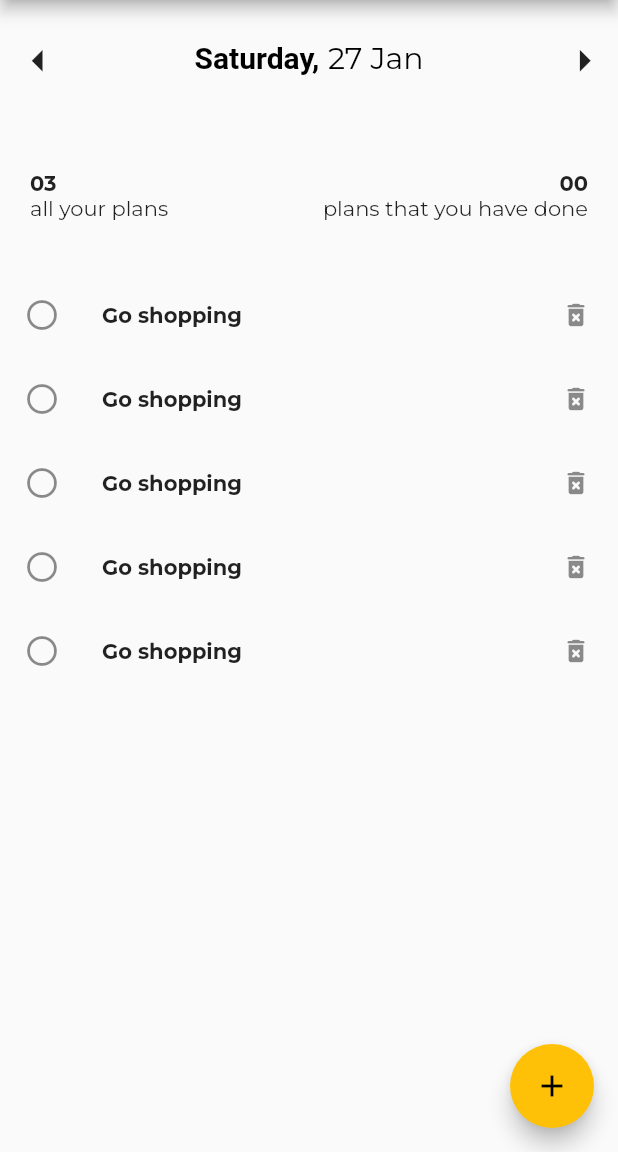
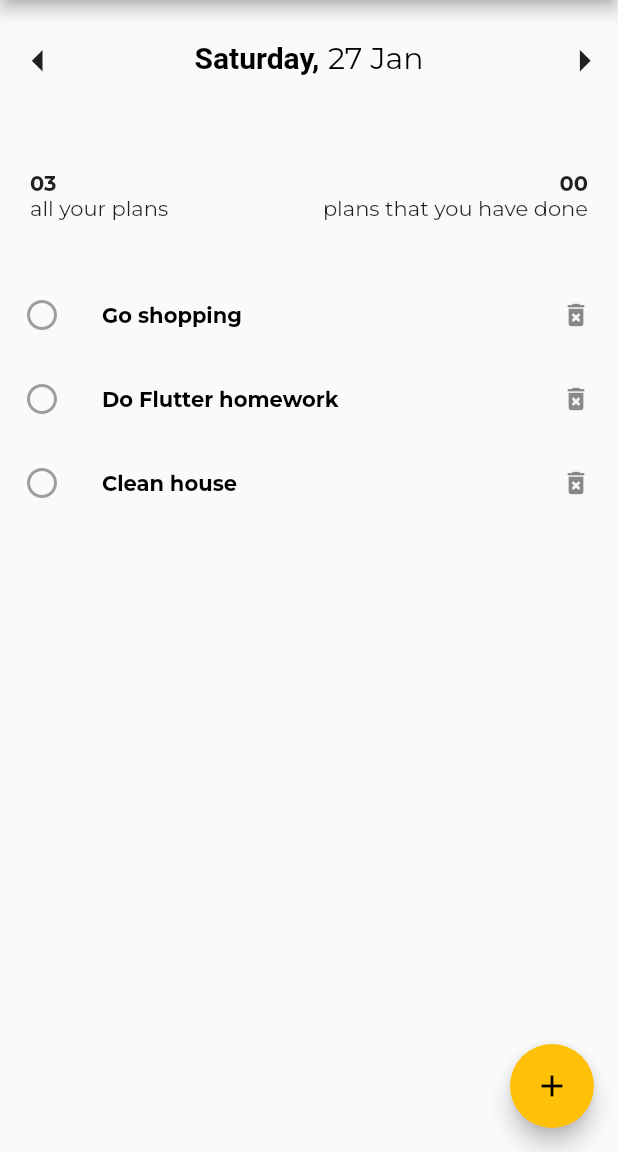
Before and after one commit to umar200000/todo_app, a Flutter app: the screen it shows after launch, after a tap on the "arrow left" icon, on a phone screen of 412 x 824 dp, the part 84-1236 px from its top. Run offline on Flutter 3.47's test engine with Material 3 defaults, Android fonts, the phone set to English and light mode, and no system bars; our stand-ins replace google_fonts.

Commit message:
reja qowiw joyiga keldim

```diff
--- /dev/null
+++ b/lib/plans_todo/plans.dart
@@ -0,0 +1,48 @@
+import 'package:flutter/material.dart';
+import 'package:todo_app/plans_todo/plans_model.dart';
+
+class Plans10 extends StatelessWidget {
+  final PlansModel plan;
+  final void Function(String id) isDonePlan;
+  final void Function(String id) deletePlan;
+  const Plans10(
+      {super.key,
+      required this.plan,
+      required this.isDonePlan,
+      required this.deletePlan});
+
+  @override
+  Widget build(BuildContext context) {
+    return ListTile(
+      contentPadding: const EdgeInsets.symmetric(horizontal: 4),
+      leading: IconButton(
+        onPressed: () {
+          isDonePlan(plan.id);
+        },
+        icon: Icon(
+          plan.isDone ? Icons.check_circle_outline : Icons.circle_outlined,
+          color: plan.isDone ? Colors.green : Colors.grey,
+        ),
+      ),
+      title: Text(
+        plan.name,
+        style: TextStyle(
+          fontSize: 14,
+          fontWeight: FontWeight.bold,
+          decoration:
+              plan.isDone ? TextDecoration.lineThrough : TextDecoration.none,
+          color: plan.isDone ? Colors.grey : Colors.black,
+        ),
+      ),
+      trailing: IconButton(
+        onPressed: () {
+          deletePlan(plan.id);
+        },
+        icon: const Icon(
+          Icons.delete_forever_rounded,
+          size: 20,
+        ),
+      ),
+    );
+  }
+}
--- /dev/null
+++ b/lib/plans_todo/plans_model.dart
@@ -0,0 +1,21 @@
+class PlansModel {
+  final String id;
+  final String name;
+  final DateTime time;
+  bool isDone = false;
+  PlansModel({required this.id, required this.name, required this.time});
+
+  void isDonePlan() {
+    isDone = !isDone;
+  }
+}
+
+class Plans {
+  final List<PlansModel> _plans = [
+    PlansModel(id: "id1", name: "Go shopping", time: DateTime.now()),
+    PlansModel(id: "id2", name: "Do Flutter homework", time: DateTime.now()),
+    PlansModel(id: "id3", name: "Clean house", time: DateTime.now()),
+  ];
+
+  List<PlansModel> get plansList => _plans;
+}
--- a/lib/widgets_file/date_time.dart
+++ b/lib/widgets_file/date_time.dart
@@ -45,7 +45,7 @@ class DateTime10 extends StatelessWidget {
                 children: [
                   TextSpan(
                     text: "${DateFormat.EEEE().format(dateTime)}, ",
-                    style: TextStyle(fontWeight: FontWeight.bold),
+                    style: const TextStyle(fontWeight: FontWeight.bold),
                   ),
                   TextSpan(
                     text: "${DateFormat("d MMM").format(dateTime)}",
--- a/lib/widgets_file/myHomePage.dart
+++ b/lib/widgets_file/myHomePage.dart
@@ -2,6 +2,8 @@ import 'package:flutter/material.dart';
 import 'package:todo_app/widgets_file/date_time.dart';
 import 'package:todo_app/widgets_file/plans_list.dart';
 import 'package:todo_app/widgets_file/your_plans_page.dart';
+
+import '../plans_todo/plans_model.dart';
 
 class MyHomePage extends StatefulWidget {
   MyHomePage({super.key});
@@ -11,10 +13,10 @@ class MyHomePage extends StatefulWidget {
 }
 
 class _MyHomePageState extends State<MyHomePage> {
-  DateTime dateTime = DateTime.now();
-  List<int> plansIndex = [];
+  DateTime _dateTime = DateTime.now();
+  List<PlansModel> _plansList = Plans().plansList;
 
-  void chooseCalendar(BuildContext context) {
+  void _chooseCalendar(BuildContext context) {
     showDatePicker(
       initialDate: DateTime.now(),
       context: context,
@@ -23,29 +25,84 @@ class _MyHomePageState extends State<MyHomePage> {
     ).then((value) {
       if (value != null) {
         setState(() {
-          dateTime = value;
+          _dateTime = value;
         });
       }
     });
   }
 
-  void increaseDecreaseDay(bool t) {
+  void _increaseDecreaseDay(bool t) {
     setState(() {
       if (t) {
-        dateTime = DateTime(dateTime.year, dateTime.month, dateTime.day + 1);
+        _dateTime =
+            DateTime(_dateTime.year, _dateTime.month, _dateTime.day + 1);
       } else {
-        dateTime = DateTime(dateTime.year, dateTime.month, dateTime.day - 1);
+        _dateTime =
+            DateTime(_dateTime.year, _dateTime.month, _dateTime.day - 1);
       }
     });
   }
 
-  void checkPlansWork(int value) {
+  void _isDonePlan(String id) {
     setState(() {
-      if (plansIndex.contains(value)) {
-        plansIndex.remove(value);
-      } else
-        plansIndex.add(value);
+      _plansList.firstWhere((element) => element.id == id).isDonePlan();
     });
+  }
+
+  void _deletePlan(String id) {
+    setState(() {
+      _plansList.removeWhere((element) => element.id == id);
+    });
+  }
+
+  int get _plansLenght => _plansList.length;
+  int get _donePlans => _plansList.where((element) => element.isDone).length;
+
+  void _addPlans(BuildContext context) {
+    showModalBottomSheet(
+        context: context,
+        builder: (ctx) {
+          return Container(
+            child: Padding(
+              padding: const EdgeInsets.symmetric(horizontal: 16.0),
+              child: Column(
+                children: [
+                  TextField(
+                    decoration: InputDecoration(labelText: "Title"),
+                    keyboardType: TextInputType.text,
+                    obscureText: true,
+                  ),
+                  Row(
+                    mainAxisAlignment: MainAxisAlignment.spaceBetween,
+                    children: [
+                      Text("Plan Day is not chosen..."),
+                      TextButton(
+                        onPressed: () {},
+                        child: Text("Choose Day"),
+                      ),
+                    ],
+                  ),
+                  Row(
+                    mainAxisAlignment: MainAxisAlignment.spaceAround,
+                    children: [
+                      TextButton(
+                        onPressed: () {},
+                        child: Text(
+                          "CANCEL",
+                          style: TextStyle(color: Colors.grey),
+                        ),
+                      ),
+                      ElevatedButton(
+                        onPressed: () {},
+                        child: Text("Enter"),
+                      ),
+                    ],
+                  ),
+                ],
+              ),
+            ),
+          );
+        });
   }
 
   @override
@@ -60,22 +117,28 @@ class _MyHomePageState extends State<MyHomePage> {
         body: Column(
           children: [
             DateTime10(
-              timeCountroller: chooseCalendar,
-              dateTime: dateTime,
-              increaseDecreaseDay: increaseDecreaseDay,
+              timeCountroller: _chooseCalendar,
+              dateTime: _dateTime,
+              increaseDecreaseDay: _increaseDecreaseDay,
             ),
             SizedBox(
               height: 50,
             ),
-            YourPlansPage(),
+            YourPlansPage(_plansLenght, _donePlans),
             SizedBox(
               height: 35,
             ),
-            PlansList(checkPlans: checkPlansWork, plansController: plansIndex),
+            PlansList(
+              planList: _plansList,
+              isDonePlan: _isDonePlan,
+              deletePlan: _deletePlan,
+            ),
           ],
         ),
         floatingActionButton: FloatingActionButton(
-          onPressed: () {},
+          onPressed: () {
+            _addPlans(context);
+          },
           child: Icon(Icons.add),
         ),
       ),
--- a/lib/widgets_file/plans_list.dart
+++ b/lib/widgets_file/plans_list.dart
@@ -1,49 +1,30 @@
 import 'package:flutter/material.dart';
-import 'package:google_fonts/google_fonts.dart';
+import 'package:todo_app/plans_todo/plans_model.dart';
+
+import 'package:todo_app/plans_todo/plans.dart';
 
 class PlansList extends StatelessWidget {
-  List<int> plansController;
-  final void Function(int a) checkPlans;
+  final List<PlansModel> planList;
+  final void Function(String id) isDonePlan;
+  final void Function(String id) deletePlan;
   PlansList(
-      {super.key, required this.checkPlans, required this.plansController});
+      {super.key,
+      required this.planList,
+      required this.isDonePlan,
+      required this.deletePlan});
 
   @override
   Widget build(BuildContext context) {
     return Expanded(
       child: ListView.builder(
         itemBuilder: (context, index) {
-          return ListTile(
-            contentPadding: EdgeInsets.symmetric(horizontal: 4),
-            leading: IconButton(
-              onPressed: () {
-                checkPlans(index);
-              },
-              icon: plansController.contains(index)
-                  ? Icon(
-                      Icons.check_circle_outline_rounded,
-                      color: Colors.green,
-                    )
-                  : Icon(
-                      Icons.circle_outlined,
-                    ),
-            ),
-            title: Text(
-              "Go shopping",
-              style: TextStyle(
-                fontSize: 14,
-                fontWeight: FontWeight.bold,
-              ),
-            ),
-            trailing: IconButton(
-              onPressed: () {},
-              icon: Icon(
-                Icons.delete_forever_rounded,
-                size: 20,
-              ),
-            ),
+          return Plans10(
+            plan: planList[index],
+            isDonePlan: isDonePlan,
+            deletePlan: deletePlan,
           );
         },
-        itemCount: 5,
+        itemCount: planList.length,
       ),
     );
   }
--- a/lib/widgets_file/your_plans_page.dart
+++ b/lib/widgets_file/your_plans_page.dart
@@ -1,32 +1,34 @@
 import 'package:flutter/material.dart';
 
 class YourPlansPage extends StatelessWidget {
-  const YourPlansPage({super.key});
+  final int plansLenght;
+  final int plansDone;
+  YourPlansPage(this.plansLenght, this.plansDone, {super.key});
 
   @override
   Widget build(BuildContext context) {
-    return const Padding(
-      padding: EdgeInsets.symmetric(horizontal: 20.0),
+    return Padding(
+      padding: const EdgeInsets.symmetric(horizontal: 20.0),
       child: Column(
         children: [
           Row(
             mainAxisAlignment: MainAxisAlignment.spaceBetween,
             children: [
               Text(
-                "03",
-                style: TextStyle(
+                plansLenght < 10 ? "0$plansLenght" : plansLenght.toString(),
+                style: const TextStyle(
                   fontWeight: FontWeight.bold,
                 ),
               ),
               Text(
-                "00",
-                style: TextStyle(
+                plansDone < 10 ? "0$plansDone" : plansDone.toString(),
+                style: const TextStyle(
                   fontWeight: FontWeight.bold,
                 ),
               ),
             ],
           ),
-          Row(
+          const Row(
             mainAxisAlignment: MainAxisAlignment.spaceBetween,
             children: [
               Text("all your plans"),
```
